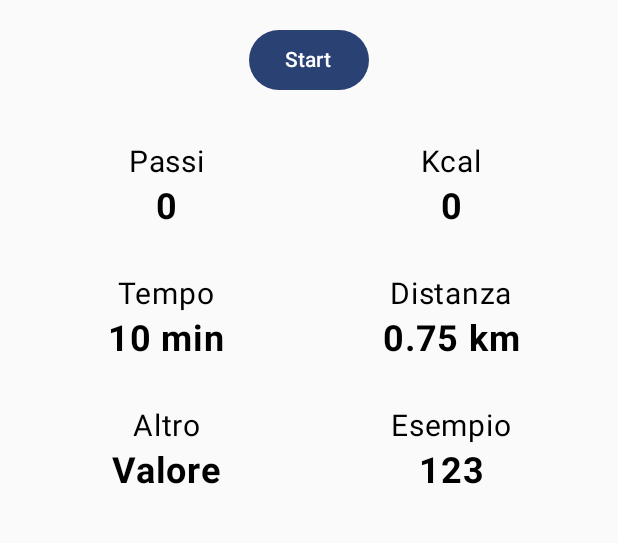
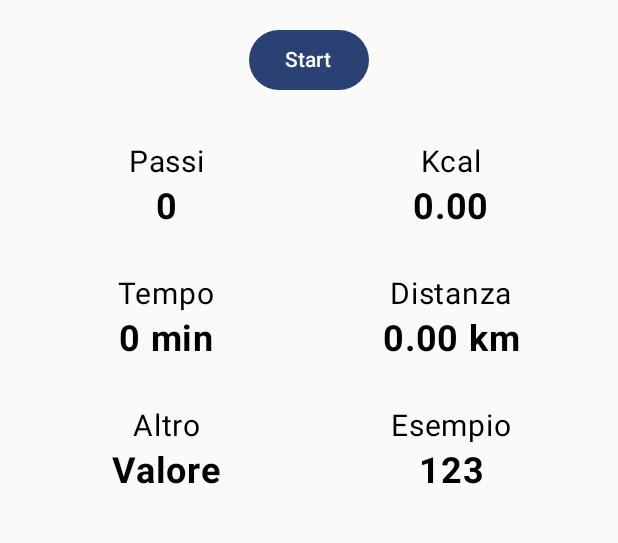
Before and after one commit to FabboCassa/StepCounter, an Android app built with Jetpack Compose: the screen it shows after launch (MainActivity), on a phone screen of 412 x 824 dp, the part 276-819 px from its top. Run offline under Robolectric (Android 15) with nearby library versions, the phone set to English and light mode, and no system bars.

Commit message:
Fixed time and kcal, needs better implementation

```diff
--- a/app/src/main/java/com/app/stepcounter/MainActivity.kt
+++ b/app/src/main/java/com/app/stepcounter/MainActivity.kt
@@ -49,6 +49,10 @@ import androidx.core.content.ContextCompat.checkSelfPermission
 import androidx.core.content.res.ResourcesCompat
 import com.app.stepcounter.com.app.stepcounter.StepService
 import com.app.stepcounter.ui.theme.StepCounterTheme
+import java.math.BigDecimal
+import java.math.RoundingMode
+import kotlin.concurrent.timer
+import kotlin.math.round
 
 
 class MainActivity : ComponentActivity() {
@@ -62,10 +66,12 @@ class MainActivity : ComponentActivity() {
 
         setContent {
             val stepCount by viewModel.steps.collectAsState()
+            val timeInMinutes by viewModel.time.collectAsState() // Aggiungi questo
 
             StepCounterTheme {
                 StepHomeScreen(
                     stepCount = stepCount,
+                    timeInMinutes = timeInMinutes, // Passa il tempo
                     onStartClick = { startStepService() }
                 )
             }
@@ -112,12 +118,16 @@ class MainActivity : ComponentActivity() {
 
 
 @Composable
-fun StepHomeScreen(stepCount: Int, onStartClick: () -> Unit) {
+fun StepHomeScreen(
+    stepCount: Int,
+    timeInMinutes: Int, // Aggiungi questo parametro
+    onStartClick: () -> Unit
+) {
     val stepStats = listOf(
         StepStat("Passi", "$stepCount"),
-        StepStat("Kcal", "$stepCount"),
-        StepStat("Tempo", "10 min"),
-        StepStat("Distanza", "0.75 km"),
+        StepStat("Kcal", BigDecimal(stepCount*0.04).setScale(2, RoundingMode.HALF_EVEN).toString()),
+        StepStat("Tempo", "$timeInMinutes min"), // Usa il tempo reale
+        StepStat("Distanza", "${BigDecimal(stepCount*0.0008).setScale(2, RoundingMode.HALF_EVEN)} km"), // Calcolo più realistico
         StepStat("Altro", "Valore"),
         StepStat("Esempio", "123")
     )
@@ -157,7 +167,7 @@ fun StepHomeScreen(stepCount: Int, onStartClick: () -> Unit) {
             columns = GridCells.Fixed(2),
             modifier = Modifier
                 .fillMaxWidth()
-                .heightIn(max = 400.dp), // imposta altezza max e rende scrollabile
+                .heightIn(max = 400.dp),
             contentPadding = PaddingValues(8.dp),
             verticalArrangement = Arrangement.spacedBy(16.dp),
             horizontalArrangement = Arrangement.spacedBy(16.dp)
@@ -188,6 +198,7 @@ fun StepHomeScreenPreview() {
     StepCounterTheme {
         StepHomeScreen(
             stepCount = 100,
+            timeInMinutes = 3,
             onStartClick = {
             })
     }
--- a/app/src/main/java/com/app/stepcounter/StepCountViewModel.kt
+++ b/app/src/main/java/com/app/stepcounter/StepCountViewModel.kt
@@ -13,11 +13,16 @@ class StepCountViewModel(application: Application) : AndroidViewModel(applicatio
     private val prefs = application.getSharedPreferences("prefs", Context.MODE_PRIVATE)
 
     private val _steps = MutableStateFlow(prefs.getInt("steps", 0))
+    private val _time = MutableStateFlow(prefs.getInt("time", 0))
     val steps: StateFlow<Int> = _steps
+    val time: StateFlow<Int> = _time
 
     private val prefsListener = SharedPreferences.OnSharedPreferenceChangeListener { sp, key ->
         if (key == "steps") {
             _steps.value = sp.getInt(key, 0)
+        }
+        if (key == "time") {
+            _time.value = sp.getInt(key, 0)
         }
     }
 
--- a/gradle/libs.versions.toml
+++ b/gradle/libs.versions.toml
@@ -14,6 +14,7 @@ localbroadcastmanager = "1.1.0"
 material = "1.8.3"
 okhttp = "5.1.0"
 ui = "1.8.3"
+firebasePerfKtx = "22.0.0"
 
 [libraries]
 androidx-activity-compose-v190 = { module = "androidx.activity:activity-compose", version.ref = "activityComposeVersion" }
```
Also changed, not shown: app/src/main/java/com/app/stepcounter/StepService.kt (+39 -3 lines).
